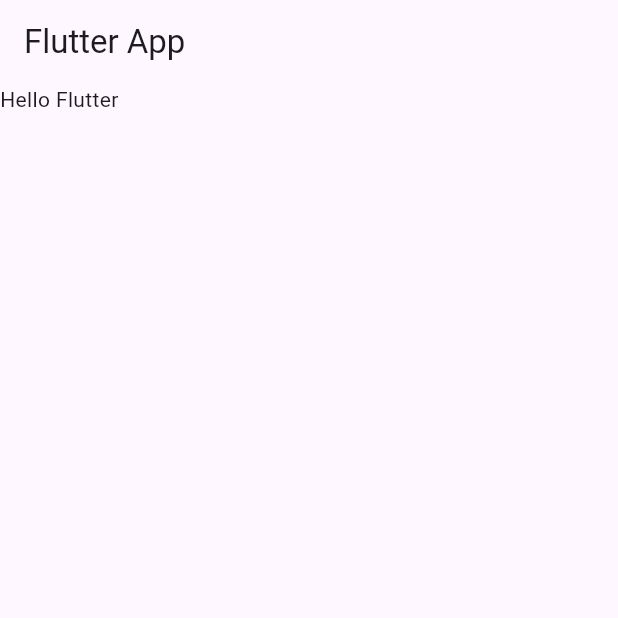
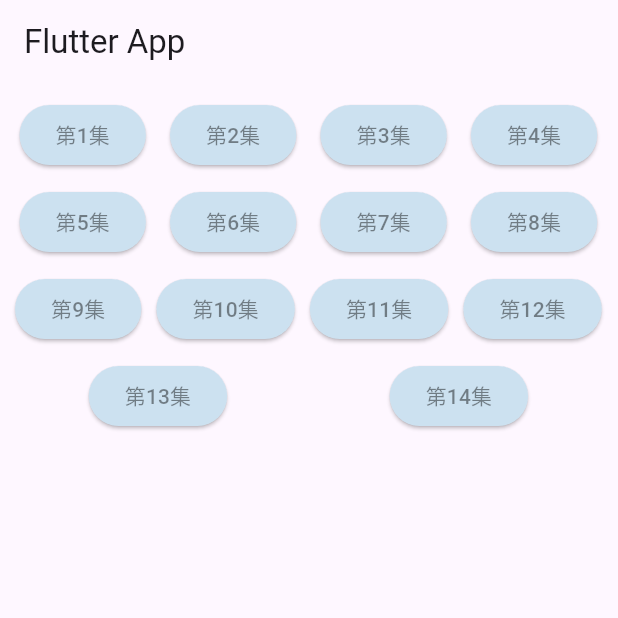
Before and after one commit to flutteruuu/flutter_demo, a Flutter app: the screen it shows after launch, on a phone screen of 412 x 824 dp, the top half of it. Run offline on Flutter 3.47's test engine with Material 3 defaults, Android fonts, the light colour scheme and no system bars.

Commit message:
Flutter Wrap組件 基本使用

```diff
--- a/lib/main.dart
+++ b/lib/main.dart
@@ -30,6 +30,51 @@
   @override
   Widget build(BuildContext context) {
 
-    return const Text("Hello Flutter");
+    return Padding(
+      padding: EdgeInsets.all(10),
+      child: Wrap(
+        alignment: WrapAlignment.spaceAround,
+        spacing: 10, // 水平間距
+        runSpacing: 10, // 垂直間距
+        direction: Axis.horizontal,
+        children: [
+          Button("第1集", onPressed: (){}),
+          Button("第2集", onPressed: (){}),
+          Button("第3集", onPressed: (){}),
+          Button("第4集", onPressed: (){}),
+          Button("第5集", onPressed: (){}),
+          Button("第6集", onPressed: (){}),
+          Button("第7集", onPressed: (){}),
+          Button("第8集", onPressed: (){}),
+          Button("第9集", onPressed: (){}),
+          Button("第10集", onPressed: (){}),
+          Button("第11集", onPressed: (){}),
+          Button("第12集", onPressed: (){}),
+          Button("第13集", onPressed: (){}),
+          Button("第14集", onPressed: (){}),
+        ]
+      ),
+    );
   }
 }
+
+// 自訂義按鈕組件
+class Button extends StatelessWidget {
+  String text; // 按鈕的文字
+  void Function()? onPressed;  // 方法
+  Button(this.text, {super.key, required this.onPressed});
+
+  @override
+  Widget build(BuildContext context) {
+    return ElevatedButton(
+      style: ButtonStyle(
+        backgroundColor: WidgetStateProperty.all(Color.fromARGB(255, 204, 225, 240)),
+        foregroundColor: WidgetStateProperty.all(Colors.black45),
+      ),
+      onPressed: () {
+
+      },
+      child: Text(text),
+    );
+  }
+}
```
